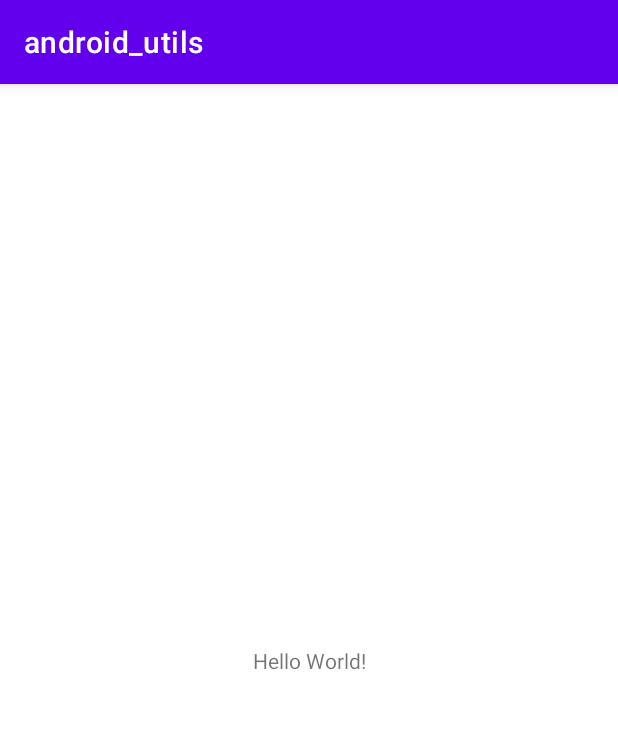
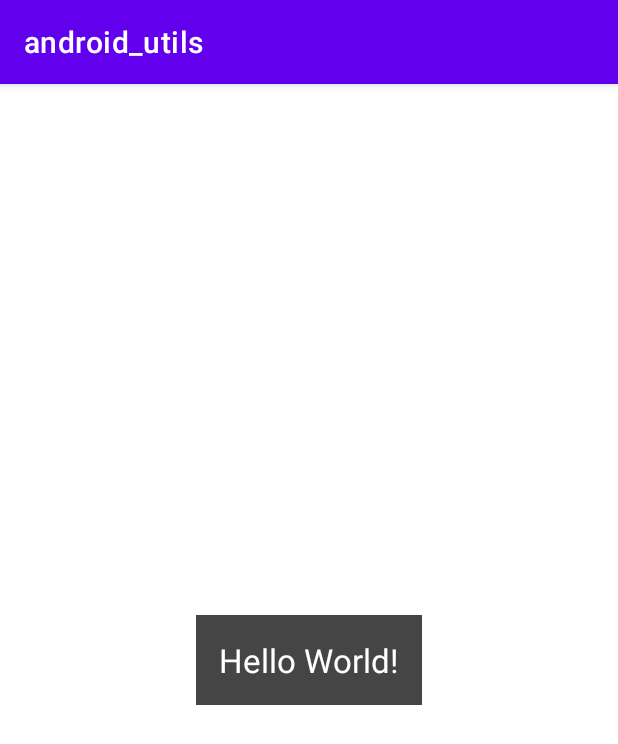
Before and after one commit to jasondevelopment/android_utils, an Android app: the screen it shows after launch (MainActivity), on a phone screen of 412 x 824 dp. Shown: the top 744 px of the screen. Run offline under Robolectric (Android 15) with nearby library versions, the phone set to English and light mode, and no system bars.

Commit message:
add resourcesUtils

```diff
--- a/app/build.gradle
+++ b/app/build.gradle
@@ -36,4 +36,7 @@ dependencies {
     testImplementation 'junit:junit:4.+'
     androidTestImplementation 'androidx.test.ext:junit:1.1.3'
     androidTestImplementation 'androidx.test.espresso:espresso-core:3.4.0'
+
+//    implementation 'com.github.jasondevelopment:android_utils:1.0.1'
+    implementation project(':utils')
 }
--- a/app/src/main/AndroidManifest.xml
+++ b/app/src/main/AndroidManifest.xml
@@ -9,7 +9,8 @@
         android:roundIcon="@mipmap/ic_launcher_round"
         android:supportsRtl="true"
         android:theme="@style/Theme.Android_utils">
-        <activity android:name=".MainActivity">
+        <activity android:name=".MainActivity"
+            android:exported="true">
             <intent-filter>
                 <action android:name="android.intent.action.MAIN" />
 
--- a/app/src/main/java/com/jason/android_utils/MainActivity.java
+++ b/app/src/main/java/com/jason/android_utils/MainActivity.java
@@ -2,7 +2,11 @@ package com.jason.android_utils;
 
 import androidx.appcompat.app.AppCompatActivity;
 
+import android.app.Application;
 import android.os.Bundle;
+
+import com.jason.utils.resources_util.generator.DimenGenerator;
+import com.jason.utils.toast_util.ToastUtils;
 
 public class MainActivity extends AppCompatActivity {
 
@@ -10,5 +14,12 @@ public class MainActivity extends AppCompatActivity {
     protected void onCreate(Bundle savedInstanceState) {
         super.onCreate(savedInstanceState);
         setContentView(R.layout.activity_main);
+
+        Application application = this.getApplication();
+        ToastUtils.init(application);
+
+        findViewById(R.id.tv).setOnClickListener(view -> ToastUtils.showToast("哈哈哈哈"));
+
+        DimenGenerator.main(new String[]{});
     }
 }
--- a/app/src/main/res/layout/activity_main.xml
+++ b/app/src/main/res/layout/activity_main.xml
@@ -7,6 +7,11 @@
     tools:context=".MainActivity">
 
     <TextView
+        android:id="@+id/tv"
+        android:background="#444544"
+        android:textColor="#ffffff"
+        android:textSize="22dp"
+        android:padding="15dp"
         android:layout_width="wrap_content"
         android:layout_height="wrap_content"
         android:text="Hello World!"
--- /dev/null
+++ b/utils/src/main/java/com/jason/utils/resources_util/MakeUtils.java
@@ -0,0 +1,85 @@
+package com.jason.utils.resources_util;
+
+import com.jason.utils.resources_util.constants.DimenTypes;
+
+import java.io.File;
+import java.io.FileNotFoundException;
+import java.io.FileOutputStream;
+import java.io.IOException;
+import java.math.BigDecimal;
+
+public class MakeUtils {
+    private static final String XML_HEADER = "<?xml version=\"1.0\" encoding=\"utf-8\"?>\r\n";
+    private static final String XML_RESOURCE_START = "<resources>\r\n";
+    private static final String XML_RESOURCE_END = "</resources>\r\n";
+    private static final String XML_DIMEN_TEMPLETE = "<dimen name=\"wsresx%2$d\">%3$.2fdp</dimen>\r\n";
+    private static final String XML_DIMEN_SIZE_TEMPLETE = "<dimen name=\"wsrestext_size_%2$d\">%3$.2fdp</dimen>\r\n";
+    private static final String XML_BASE_DPI = "<dimen name=\"wsresx\">%ddp</dimen>\r\n";
+    private static final int MAX_SIZE = 720;
+    private static final String XML_NAME = "dimens.xml";
+
+    public MakeUtils() {
+    }
+
+    public static float px2dip(float pxValue, int sw, int designWidth) {
+        float dpValue = pxValue / (float)designWidth * (float)sw;
+        BigDecimal bigDecimal = new BigDecimal((double)dpValue);
+        float finDp = bigDecimal.setScale(2, 4).floatValue();
+        return finDp;
+    }
+
+    private static String makeAllDimens(DimenTypes type, int designWidth) {
+        StringBuilder sb = new StringBuilder();
+
+        try {
+            sb.append("<?xml version=\"1.0\" encoding=\"utf-8\"?>\r\n");
+            sb.append("<resources>\r\n");
+            String temp = String.format("<dimen name=\"wsresx\">%ddp</dimen>\r\n", type.getSwWidthDp());
+            sb.append(temp);
+
+            float dpValue;
+            int i;
+            for(i = 0; i <= 720; ++i) {
+                dpValue = px2dip((float)i, type.getSwWidthDp(), designWidth);
+                temp = String.format("<dimen name=\"wsresx%2$d\">%3$.2fdp</dimen>\r\n", "", i, dpValue);
+                sb.append(temp);
+            }
+
+            for(i = 0; i <= 720; ++i) {
+                dpValue = px2dip((float)i, type.getSwWidthDp(), designWidth);
+                temp = String.format("<dimen name=\"text_size_%2$d\">%3$.2fdp</dimen>\r\n", "", i, dpValue);
+                sb.append(temp);
+            }
+
+            sb.append("</resources>\r\n");
+        } catch (Exception var6) {
+            var6.printStackTrace();
+        }
+
+        return sb.toString();
+    }
+
+    public static void makeAll(int designWidth, DimenTypes type, String buildDir) {
+        try {
+            if (type.getSwWidthDp() <= 0) {
+                return;
+            }
+
+            String folderName = "values-sw" + type.getSwWidthDp() + "dp";
+            File file = new File(buildDir + File.separator + folderName);
+            if (!file.exists()) {
+                file.mkdirs();
+            }
+
+            FileOutputStream fos = new FileOutputStream(file.getAbsolutePath() + File.separator + "dimens.xml");
+            fos.write(makeAllDimens(type, designWidth).getBytes());
+            fos.flush();
+            fos.close();
+        } catch (FileNotFoundException var6) {
+            var6.printStackTrace();
+        } catch (IOException var7) {
+            var7.printStackTrace();
+        }
+
+    }
+}
--- /dev/null
+++ b/utils/src/main/java/com/jason/utils/resources_util/constants/DimenTypes.java
@@ -0,0 +1,26 @@
+package com.jason.utils.resources_util.constants;
+
+public enum DimenTypes {
+    DP_sw__360(360),
+    DP_sw__375(375),
+    DP_sw__390(390),
+    DP_sw__420(420),
+    DP_sw__450(450),
+    DP_sw__560(560),
+    DP_sw__640(640),
+    DP_sw__720(720);
+
+    private int swWidthDp;
+
+    private DimenTypes(int swWidthDp) {
+        this.swWidthDp = swWidthDp;
+    }
+
+    public int getSwWidthDp() {
+        return this.swWidthDp;
+    }
+
+    public void setSwWidthDp(int swWidthDp) {
+        this.swWidthDp = swWidthDp;
+    }
+}
--- /dev/null
+++ b/utils/src/main/java/com/jason/utils/resources_util/generator/DimenGenerator.java
@@ -0,0 +1,36 @@
+package com.jason.utils.resources_util.generator;
+
+import com.jason.utils.resources_util.MakeUtils;
+import com.jason.utils.resources_util.constants.DimenTypes;
+
+import java.io.File;
+
+public class DimenGenerator {
+    /**
+     * 设计稿尺寸(将自己设计师的设计稿的宽度填入)
+     */
+    private static final int DESIGN_WIDTH = 375;
+
+    /**
+     * 设计稿的高度  （将自己设计师的设计稿的高度填入）
+     */
+    private static final int DESIGN_HEIGHT = 667;
+
+    public DimenGenerator() {
+    }
+
+    public static void main(String[] args) {
+        int smallest =  DESIGN_WIDTH>DESIGN_HEIGHT? DESIGN_HEIGHT:DESIGN_WIDTH;  //     求得最小宽度;
+        DimenTypes[] values = DimenTypes.values();
+        DimenTypes[] var3 = values;
+        int var4 = values.length;
+
+        for(int var5 = 0; var5 < var4; ++var5) {
+            DimenTypes value = var3[var5];
+            String pathName = "";//此路径修改为自己当前项目res路径
+            File file = new File(pathName);
+            MakeUtils.makeAll(smallest, value, file.getAbsolutePath());
+        }
+
+    }
+}
```
Also changed, not shown: utils/src/main/java/com/jason/utils/toast_util/config/IToast.java (+1 -7 lines), utils/src/main/java/com/jason/utils/toast_util/config/IToastInterceptor.java (+1 -7 lines), utils/src/main/java/com/jason/utils/toast_util/config/IToastStrategy.java (+1 -7 lines), utils/src/main/java/com/jason/utils/toast_util/config/IToastStyle.java (+1 -7 lines), utils/src/main/java/com/jason/utils/toast_util/style/BlackToastStyle.java (+0 -7 lines), utils/src/main/java/com/jason/utils/toast_util/style/LocationToastStyle.java (+1 -7 lines), utils/src/main/java/com/jason/utils/toast_util/style/ViewToastStyle.java (+1 -7 lines), utils/src/main/java/com/jason/utils/toast_util/style/WhiteToastStyle.java (+1 -7 lines).
